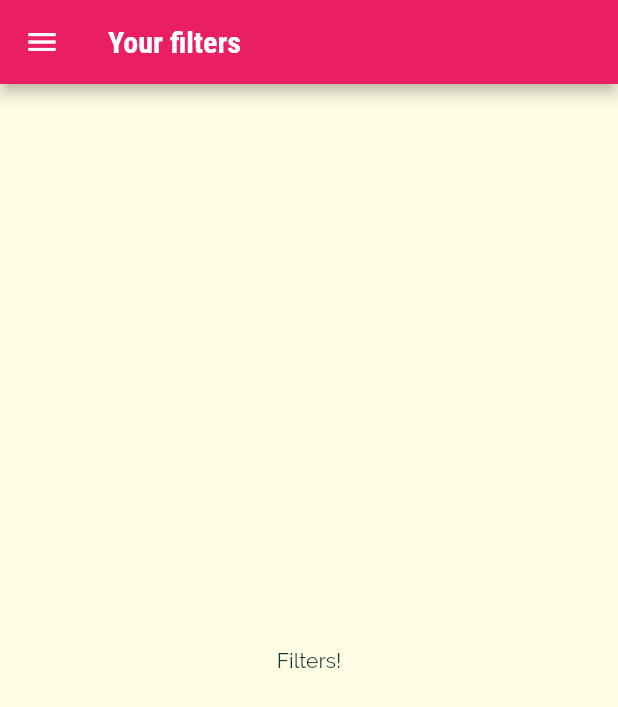
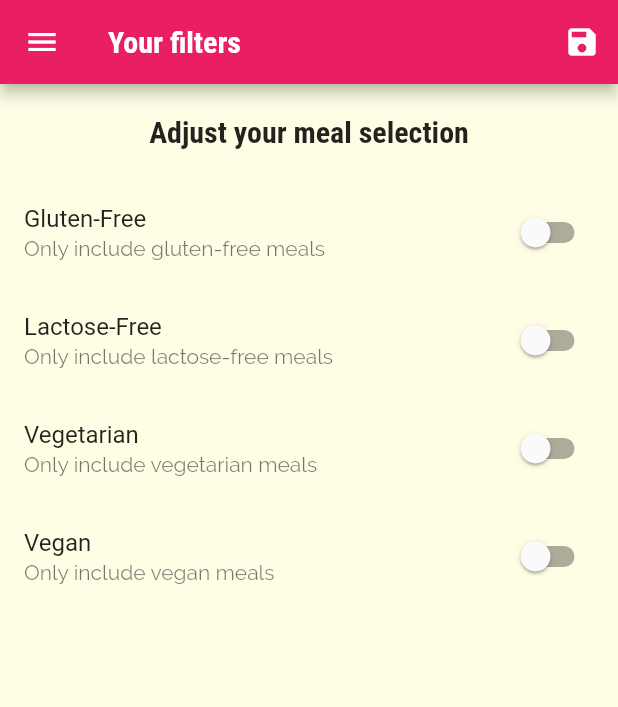
Before and after one commit to eliassparagis/flutter, a Flutter app: the FiltersScreen screen opened by its route, on a phone screen of 412 x 824 dp. Shown: the top 707 px of the screen. Run offline on Flutter 3.47's test engine with Material 2 defaults, Android fonts, the phone set to English and light mode, and no system bars.

Commit message:
filter data, pass data back to screens

```diff
--- a/lib/main.dart
+++ b/lib/main.dart
@@ -1,5 +1,7 @@
 import 'package:flutter/material.dart';
 
+import './dummy_data.dart';
+import './models/meal.dart';
 import './screens/filters_screen.dart';
 import './screens/tabs_screen.dart';
 import './screens/category_meals_screen.dart';
@@ -8,7 +10,46 @@ import './screens/meal_detail_screen.dart';
 
 void main() => runApp(MyApp());
 
-class MyApp extends StatelessWidget {
+class MyApp extends StatefulWidget {
+  @override
+  State<MyApp> createState() => _MyAppState();
+}
+
+class _MyAppState extends State<MyApp> {
+  Map<String, bool> _filters = {
+    'gluten': false,
+    'lactose': false,
+    'vegan': false,
+    'vegetarian': false,
+  };
+
+  List<Meal> _availableMeals = DUMMY_MEALS;
+
+  void _setFilters(Map<String, bool> filterData) {
+    setState(() {
+      _filters = filterData;
+      _availableMeals = DUMMY_MEALS.where((meal) {
+        if (_filters['gluten'] && !meal.isGlutenFree) {
+           return false;
+        }
+
+        if (_filters['lactose'] && !meal.isLactoseFree) {
+          return false;
+        }
+
+        if (_filters['vegan'] && !meal.isVegan) {
+          return false;
+        }
+
+        if (_filters['vegetarian'] && !meal.isVegetarian) {
+          return false;
+        }
+
+        return true;
+      }).toList();
+    });
+  }
+
   @override
   Widget build(BuildContext context) {
     return MaterialApp(
@@ -32,8 +73,8 @@ class MyApp extends StatelessWidget {
       initialRoute: '/',
       routes: {
         '/': (ctx) => const TabsScreen(),
-        CategoryMealsScreen.routeName: (ctx) => CategoryMealsScreen(),
-        FiltersScreen.routeName: (ctx) => FiltersScreen(),
+        CategoryMealsScreen.routeName: (ctx) => CategoryMealsScreen(_availableMeals),
+        FiltersScreen.routeName: (ctx) => FiltersScreen(_filters, _setFilters),
         MealDetailScreen.routeName: (ctx) => const MealDetailScreen(),
       },
       onGenerateRoute: (settings) {
--- a/lib/screens/filters_screen.dart
+++ b/lib/screens/filters_screen.dart
@@ -1,21 +1,107 @@
-
 import 'package:flutter/material.dart';
 import '../widgets/main_drawer.dart';
 
-class FiltersScreen extends StatelessWidget {
+class FiltersScreen extends StatefulWidget {
   static const String routeName = '/filters';
 
-  const FiltersScreen();
+  final Map<String, bool> currentFilters;
+  final Function saveFilters;
+
+  const FiltersScreen(this.currentFilters, this.saveFilters);
+
+  @override
+  State<FiltersScreen> createState() => _FiltersScreenState();
+}
+
+class _FiltersScreenState extends State<FiltersScreen> {
+  bool _gluteinFree = false;
+  bool _vegetarian = false;
+  bool _vegan = false;
+  bool _lactoseFree = false;
+
+  Widget _buildSwitchListTile(String title, String descrption,
+      bool currentValue, Function updateValue) {
+    return SwitchListTile(
+      title: Text(title),
+      subtitle: Text(descrption),
+      value: currentValue,
+      onChanged: updateValue,
+    );
+  }
+
+  @override
+  void initState() {
+    _gluteinFree = widget.currentFilters['gluten'];
+    _lactoseFree = widget.currentFilters['lactose'];
+    _vegan = widget.currentFilters['vegan'];
+    _vegetarian = widget.currentFilters['vegetarian'];
+
+    super.initState();
+  }
 
   @override
   Widget build(BuildContext context) {
     return Scaffold(
-        appBar: AppBar(
-          title: Text('Your filters'),
-        ),
-        drawer: MainDrawer(),
-        body: Center(
-          child: Text('Filters!'),
-        ));
+      appBar: AppBar(
+        title: Text('Your filters'),
+        actions: [
+          IconButton(onPressed: () {
+            final selectedFilters = {
+              'gluten': _gluteinFree,
+              'lactose': _lactoseFree,
+              'vegan': _vegan,
+              'vegetarian': _vegetarian,
+            };
+            widget.saveFilters(selectedFilters);
+          }, icon: const Icon(Icons.save))
+        ],
+      ),
+      drawer: MainDrawer(),
+      body: Column(
+        children: [
+          Container(
+            padding: const EdgeInsets.all(20),
+            child: Text(
+              'Adjust your meal selection',
+              style: Theme
+                  .of(context)
+                  .textTheme
+                  .titleLarge,
+            ),
+          ),
+          Expanded(
+            child: ListView(
+              children: [
+                _buildSwitchListTile('Gluten-Free',
+                    'Only include gluten-free meals', _gluteinFree, (newValue) {
+                      setState(() {
+                        _gluteinFree = newValue;
+                      });
+                    }),
+                _buildSwitchListTile('Lactose-Free',
+                    'Only include lactose-free meals', _lactoseFree, (
+                        newValue) {
+                      setState(() {
+                        _lactoseFree = newValue;
+                      });
+                    }),
+                _buildSwitchListTile('Vegetarian',
+                    'Only include vegetarian meals', _vegetarian, (newValue) {
+                      setState(() {
+                        _vegetarian = newValue;
+                      });
+                    }),
+                _buildSwitchListTile('Vegan',
+                    'Only include vegan meals', _vegan, (newValue) {
+                      setState(() {
+                        _vegan = newValue;
+                      });
+                    }),
+              ],
+            ),
+          )
+        ],
+      ),
+    );
   }
 }
```
Also changed, not shown: lib/screens/category_meals_screen.dart (+46 -16 lines), lib/screens/meal_detail_screen.dart (+21 -9 lines), lib/widgets/meal_item.dart (+22 -8 lines).
